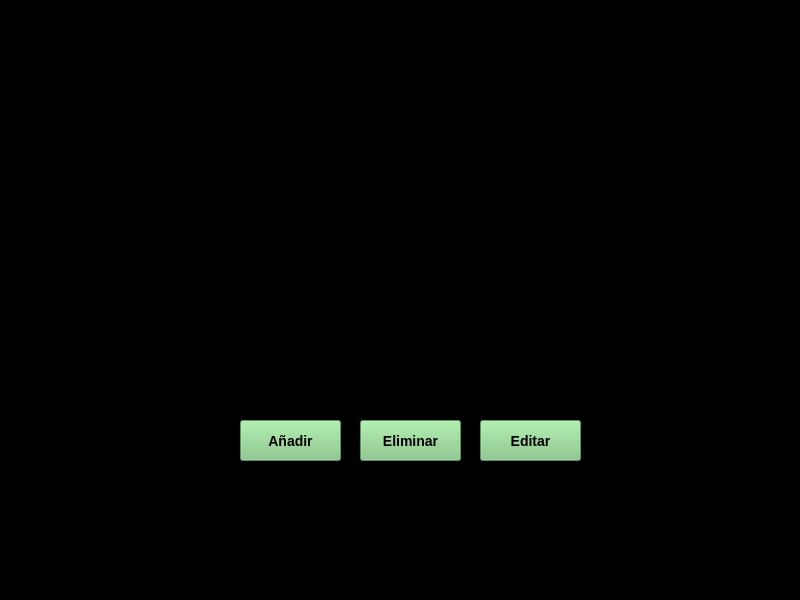
The window that main.ui (julinavas14/trabajo_programacion_sql) describes before a commit, drawn with Qt 5.
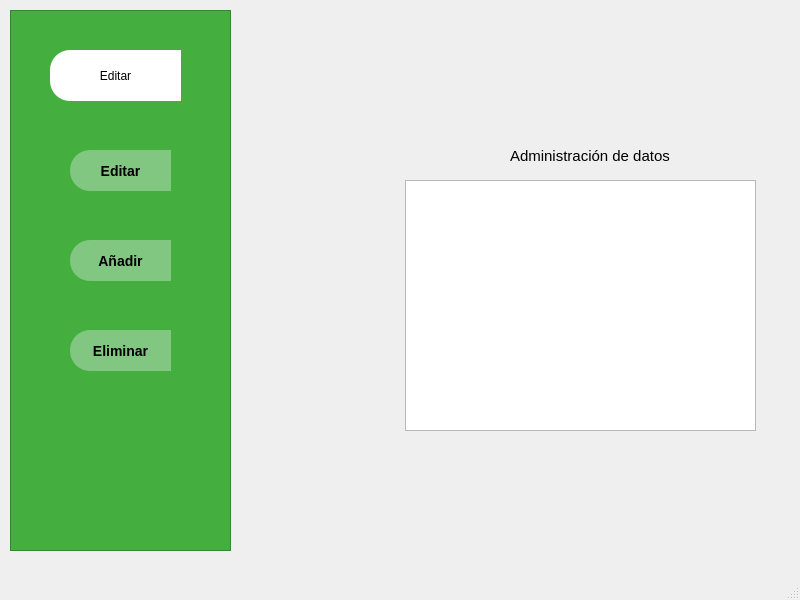
The same window after the commit.

What changed in the file:
```diff
--- a/main.ui
+++ b/main.ui
@@ -14,99 +14,24 @@
    <string>MainWindow</string>
   </property>
   <property name="styleSheet">
-   <string notr="true">background-color: rgb(0, 0, 0);</string>
+   <string notr="true"/>
   </property>
   <widget class="QWidget" name="centralwidget">
    <widget class="QListWidget" name="listEmpleados">
     <property name="geometry">
      <rect>
-      <x>235</x>
-      <y>160</y>
+      <x>405</x>
+      <y>180</y>
       <width>351</width>
       <height>251</height>
      </rect>
     </property>
    </widget>
-   <widget class="QPushButton" name="btnAdd">
-    <property name="geometry">
-     <rect>
-      <x>240</x>
-      <y>420</y>
-      <width>101</width>
-      <height>41</height>
-     </rect>
-    </property>
-    <property name="styleSheet">
-     <string notr="true">QPushButton {
-        background-color: rgb(129, 198, 129);
-        font-family: &quot;Arial&quot;;
-        font-size: 14px;
-        font-weight: bold; 
-}
-
-QPushButton: hover{
-		background-color: rgb(79, 116, 67)
-}</string>
-    </property>
-    <property name="text">
-     <string>Añadir</string>
-    </property>
-   </widget>
-   <widget class="QPushButton" name="btnDelete">
-    <property name="geometry">
-     <rect>
-      <x>360</x>
-      <y>420</y>
-      <width>101</width>
-      <height>41</height>
-     </rect>
-    </property>
-    <property name="styleSheet">
-     <string notr="true">QPushButton {
-        background-color: rgb(129, 198, 129);
-        font-family: &quot;Arial&quot;;
-        font-size: 14px;
-        font-weight: bold; 
-}
-
-QPushButton: hover{
-		background-color: rgb(79, 116, 67)
-}</string>
-    </property>
-    <property name="text">
-     <string>Eliminar</string>
-    </property>
-   </widget>
-   <widget class="QPushButton" name="btnEdit">
-    <property name="geometry">
-     <rect>
-      <x>480</x>
-      <y>420</y>
-      <width>101</width>
-      <height>41</height>
-     </rect>
-    </property>
-    <property name="styleSheet">
-     <string notr="true">QPushButton {
-        background-color: rgb(129, 198, 129);
-        font-family: &quot;Arial&quot;;
-        font-size: 14px;
-        font-weight: bold; 
-}
-
-QPushButton: hover{
-		background-color: rgb(79, 116, 67)
-}</string>
-    </property>
-    <property name="text">
-     <string>Editar</string>
-    </property>
-   </widget>
    <widget class="QLabel" name="label">
     <property name="geometry">
      <rect>
-      <x>340</x>
-      <y>120</y>
+      <x>510</x>
+      <y>140</y>
       <width>161</width>
       <height>31</height>
      </rect>
@@ -124,6 +49,131 @@
      <string>Administración de datos</string>
     </property>
    </widget>
+   <widget class="QFrame" name="frame">
+    <property name="geometry">
+     <rect>
+      <x>10</x>
+      <y>10</y>
+      <width>221</width>
+      <height>541</height>
+     </rect>
+    </property>
+    <property name="styleSheet">
+     <string notr="true">QFrame{
+background-color: rgb(68, 174, 62);
+}
+
+QPushButtom:hover{
+background-color: rgb(129, 198, 129);
+border-top-left-radius: 20px;
+border-bottom-left-radius:20px;
+color: rgb(255,255,255);
+font: 77 10pt &quot;Arial Black&quot;;
+}
+
+QPushButton{
+background-color: rgb(255, 255, 255);
+border-top-left-radius: 20px;
+border-bottom-left-radius:20px;
+color: rgb(0, 0, 0);
+font: 77 10pt &quot;Arial Black&quot;;
+}</string>
+    </property>
+    <property name="frameShape">
+     <enum>QFrame::StyledPanel</enum>
+    </property>
+    <property name="frameShadow">
+     <enum>QFrame::Raised</enum>
+    </property>
+    <widget class="QPushButton" name="pushButton">
+     <property name="geometry">
+      <rect>
+       <x>40</x>
+       <y>40</y>
+       <width>131</width>
+       <height>51</height>
+      </rect>
+     </property>
+     <property name="text">
+      <string>Editar</string>
+     </property>
+    </widget>
+    <widget class="QPushButton" name="btnEdit">
+     <property name="geometry">
+      <rect>
+       <x>60</x>
+       <y>140</y>
+       <width>101</width>
+       <height>41</height>
+      </rect>
+     </property>
+     <property name="styleSheet">
+      <string notr="true">QPushButton {
+        background-color: rgb(129, 198, 129);
+        font-family: &quot;Arial&quot;;
+        font-size: 14px;
+        font-weight: bold; 
+}
+
+QPushButton: hover{
+		background-color: rgb(79, 116, 67)
+}</string>
+     </property>
+     <property name="text">
+      <string>Editar</string>
+     </property>
+    </widget>
+    <widget class="QPushButton" name="btnAdd">
+     <property name="geometry">
+      <rect>
+       <x>60</x>
+       <y>230</y>
+       <width>101</width>
+       <height>41</height>
+      </rect>
+     </property>
+     <property name="styleSheet">
+      <string notr="true">QPushButton {
+        background-color: rgb(129, 198, 129);
+        font-family: &quot;Arial&quot;;
+        font-size: 14px;
+        font-weight: bold; 
+}
+
+QPushButton: hover{
+		background-color: rgb(79, 116, 67)
+}</string>
+     </property>
+     <property name="text">
+      <string>Añadir</string>
+     </property>
+    </widget>
+    <widget class="QPushButton" name="btnDelete">
+     <property name="geometry">
+      <rect>
+       <x>60</x>
+       <y>320</y>
+       <width>101</width>
+       <height>41</height>
+      </rect>
+     </property>
+     <property name="styleSheet">
+      <string notr="true">QPushButton {
+        background-color: rgb(129, 198, 129);
+        font-family: &quot;Arial&quot;;
+        font-size: 14px;
+        font-weight: bold; 
+}
+
+QPushButton: hover{
+		background-color: rgb(79, 116, 67)
+}</string>
+     </property>
+     <property name="text">
+      <string>Eliminar</string>
+     </property>
+    </widget>
+   </widget>
   </widget>
   <widget class="QMenuBar" name="menubar">
    <property name="geometry">
```
